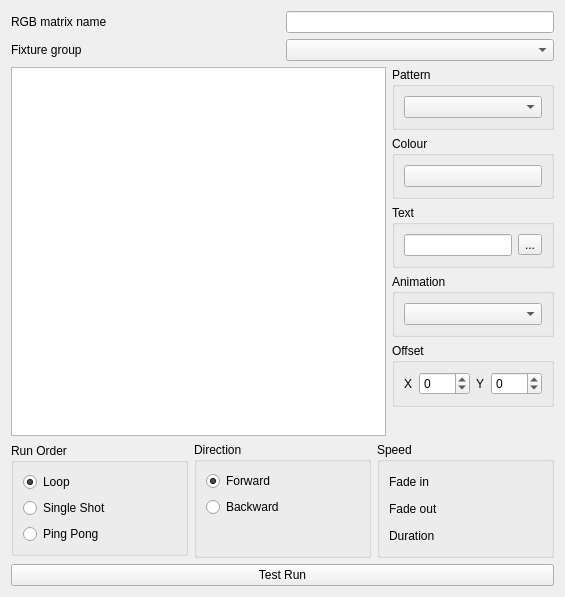
Before: the Qt Designer form trunk/ui/src/rgbmatrixeditor.ui in Bondzio/qlc, drawn with Qt 5.
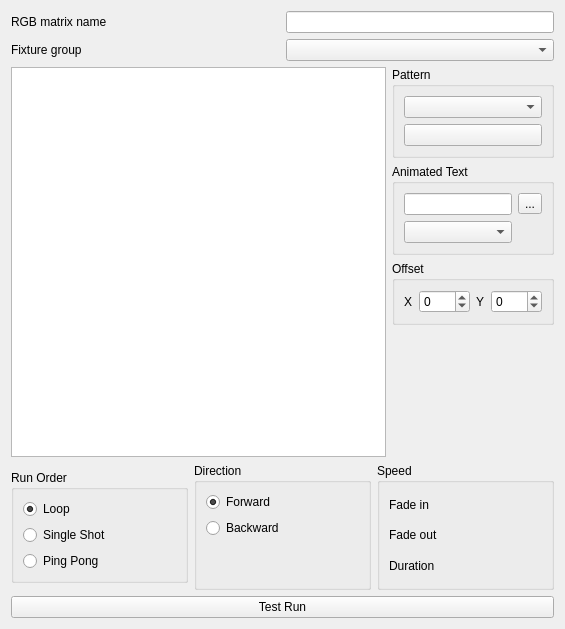
After: the same form once the commit is applied. Icons and pictures are not drawn.

Commit message: Combined animation & text groups in RGB Matrix Editor

Diff of the .ui file:
```diff
--- a/trunk/ui/src/rgbmatrixeditor.ui
+++ b/trunk/ui/src/rgbmatrixeditor.ui
@@ -7,7 +7,7 @@
     <x>0</x>
     <y>0</y>
     <width>565</width>
-    <height>597</height>
+    <height>629</height>
    </rect>
   </property>
   <property name="windowTitle">
@@ -88,15 +88,6 @@
             </property>
            </widget>
           </item>
-         </layout>
-        </widget>
-       </item>
-       <item>
-        <widget class="QGroupBox" name="m_colorGroup">
-         <property name="title">
-          <string>Colour</string>
-         </property>
-         <layout class="QVBoxLayout" name="verticalLayout_6">
           <item>
            <widget class="QPushButton" name="m_colorButton">
             <property name="toolTip">
@@ -119,7 +110,7 @@
        <item>
         <widget class="QGroupBox" name="m_textGroup">
          <property name="title">
-          <string>Text</string>
+          <string>Animated Text</string>
          </property>
          <layout class="QGridLayout" name="gridLayout_3">
           <item row="0" column="0">
@@ -155,16 +146,7 @@
             </property>
            </widget>
           </item>
-         </layout>
-        </widget>
-       </item>
-       <item>
-        <widget class="QGroupBox" name="m_animationGroup">
-         <property name="title">
-          <string>Animation</string>
-         </property>
-         <layout class="QVBoxLayout" name="verticalLayout">
-          <item>
+          <item row="1" column="0">
            <widget class="QComboBox" name="m_animationCombo">
             <property name="toolTip">
              <string>Animation style</string>
```
The commit also changes 1 other file.
